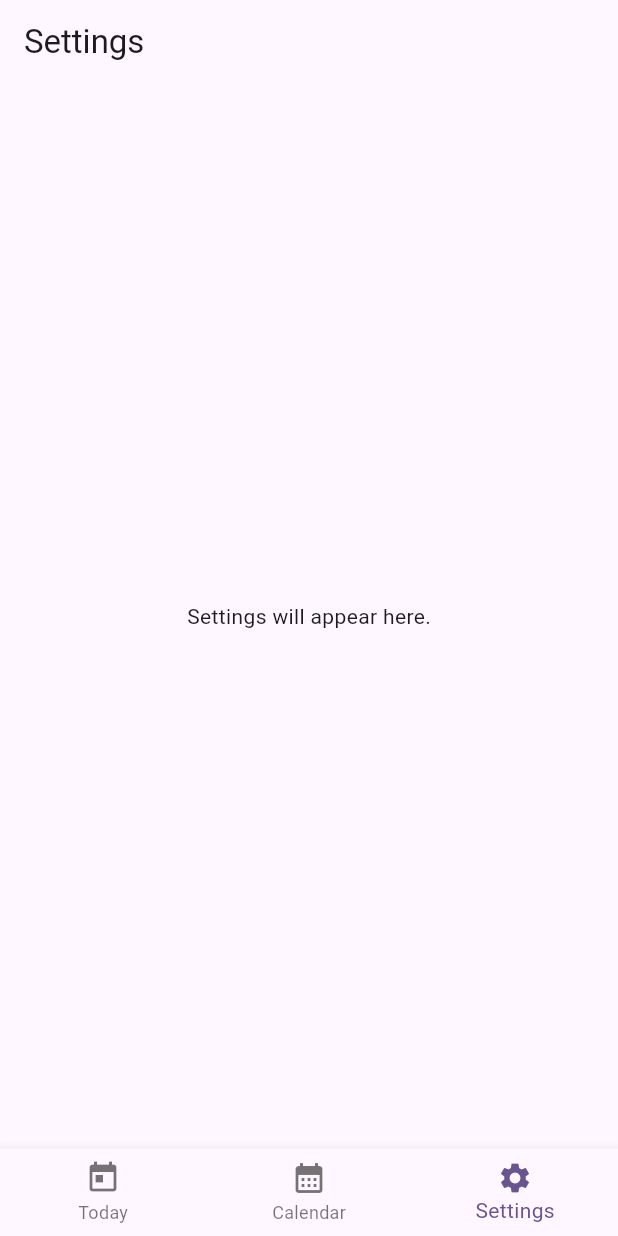
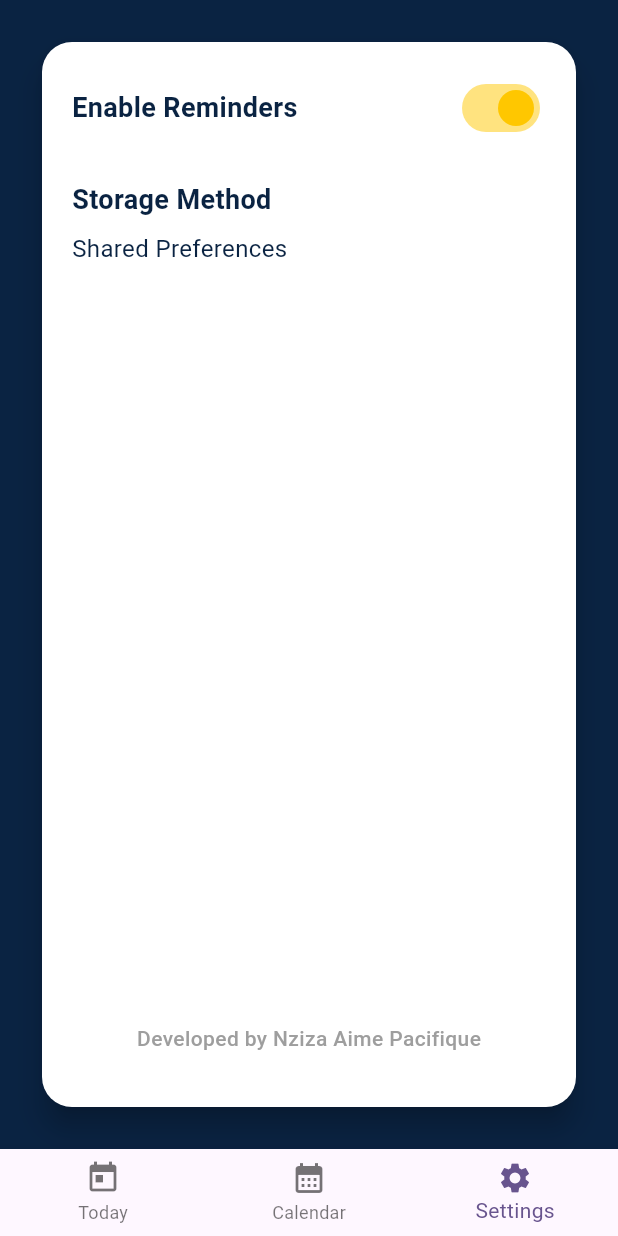
Before and after one commit to NzizaPacifique250/study_planner, a Flutter app: the screen it shows after launch, item 3 of the bottom bar chosen, on a phone screen of 412 x 824 dp. Run offline on Flutter 3.47's test engine with Material 3 defaults, Android fonts, the phone set to English and light mode, and no system bars; our stand-ins replace shared_preferences, table_calendar.

Commit message:
Completed settings page

```diff
--- a/lib/home_page.dart
+++ b/lib/home_page.dart
@@ -1,6 +1,7 @@
 import 'package:flutter/material.dart';
 
 import 'calendar_screen.dart';
+import 'settings_screen.dart';
 import 'task.dart';
 import 'task_storage.dart';
 import 'add_task_page.dart';
@@ -53,12 +54,34 @@ class _HomePageState extends State<HomePage> {
       const SettingsScreen(),
     ];
     return Scaffold(
-      body: _loading
-          ? const Center(child: CircularProgressIndicator())
-          : IndexedStack(
-              index: _selectedIndex,
-              children: screens,
+      body: Stack(
+        children: [
+          _loading
+              ? const Center(child: CircularProgressIndicator())
+              : IndexedStack(
+                  index: _selectedIndex,
+                  children: screens,
+                ),
+          Positioned(
+            left: 0,
+            right: 0,
+            bottom: 56, // Above the BottomNavigationBar
+            child: Padding(
+              padding: const EdgeInsets.only(bottom: 8.0),
+              child: Center(
+                child: Text(
+                  'Developed by Nziza Aime Pacifique',
+                  style: const TextStyle(
+                    color: Colors.grey,
+                    fontSize: 14,
+                    fontWeight: FontWeight.w500,
+                  ),
+                ),
+              ),
             ),
+          ),
+        ],
+      ),
       bottomNavigationBar: BottomNavigationBar(
         items: const <BottomNavigationBarItem>[
           BottomNavigationBarItem(
@@ -232,6 +255,7 @@ class TodayScreen extends StatelessWidget {
                     ),
                   ),
                 ),
+
               ],
             ),
           ),
@@ -240,17 +264,3 @@ class TodayScreen extends StatelessWidget {
     );
   }
 }
-
-
-
-class SettingsScreen extends StatelessWidget {
-  const SettingsScreen({Key? key}) : super(key: key);
-
-  @override
-  Widget build(BuildContext context) {
-    return Scaffold(
-      appBar: AppBar(title: const Text('Settings')),
-      body: const Center(child: Text('Settings will appear here.')),
-    );
-  }
-}
--- a/lib/main.dart
+++ b/lib/main.dart
@@ -13,23 +13,9 @@ class MyApp extends StatelessWidget {
   @override
   Widget build(BuildContext context) {
     return MaterialApp(
-      title: 'Flutter Demo',
+      title: 'Study Planner',
+      debugShowCheckedModeBanner: false,
       theme: ThemeData(
-        // This is the theme of your application.
-        //
-        // TRY THIS: Try running your application with "flutter run". You'll see
-        // the application has a purple toolbar. Then, without quitting the app,
-        // try changing the seedColor in the colorScheme below to Colors.green
-        // and then invoke "hot reload" (save your changes or press the "hot
-        // reload" button in a Flutter-supported IDE, or press "r" if you used
-        // the command line to start the app).
-        //
-        // Notice that the counter didn't reset back to zero; the application
-        // state is not lost during the reload. To reset the state, use hot
-        // restart instead.
-        //
-        // This works for code too, not just values: Most code changes can be
-        // tested with just a hot reload.
         colorScheme: ColorScheme.fromSeed(seedColor: Colors.deepPurple),
         useMaterial3: true,
       ),
--- /dev/null
+++ b/lib/settings_screen.dart
@@ -0,0 +1,57 @@
+import 'package:flutter/material.dart';
+
+class SettingsScreen extends StatefulWidget {
+  const SettingsScreen({Key? key}) : super(key: key);
+
+  @override
+  State<SettingsScreen> createState() => _SettingsScreenState();
+}
+
+class _SettingsScreenState extends State<SettingsScreen> {
+  bool remindersEnabled = true;
+  String storageMethod = 'Shared Preferences';
+
+  @override
+  Widget build(BuildContext context) {
+    return Container(
+      color: const Color(0xFF0A2342),
+      child: Padding(
+        padding: const EdgeInsets.all(24.0),
+        child: Card(
+          color: Colors.white,
+          shape: RoundedRectangleBorder(
+            borderRadius: BorderRadius.circular(20),
+          ),
+          elevation: 8,
+          child: Padding(
+            padding: const EdgeInsets.all(20.0),
+            child: Column(
+              crossAxisAlignment: CrossAxisAlignment.start,
+              children: [
+                Row(
+                  mainAxisAlignment: MainAxisAlignment.spaceBetween,
+                  children: [
+                    const Text('Enable Reminders', style: TextStyle(fontSize: 18, fontWeight: FontWeight.bold, color: Color(0xFF0A2342))),
+                    Switch(
+                      value: remindersEnabled,
+                      activeColor: const Color(0xFFFFC700),
+                      onChanged: (val) {
+                        setState(() {
+                          remindersEnabled = val;
+                        });
+                      },
+                    ),
+                  ],
+                ),
+                const SizedBox(height: 24),
+                const Text('Storage Method', style: TextStyle(fontSize: 18, fontWeight: FontWeight.bold, color: Color(0xFF0A2342))),
+                const SizedBox(height: 8),
+                Text(storageMethod, style: const TextStyle(fontSize: 16, color: Color(0xFF0A2342))),
+              ],
+            ),
+          ),
+        ),
+      ),
+    );
+  }
+}
```
